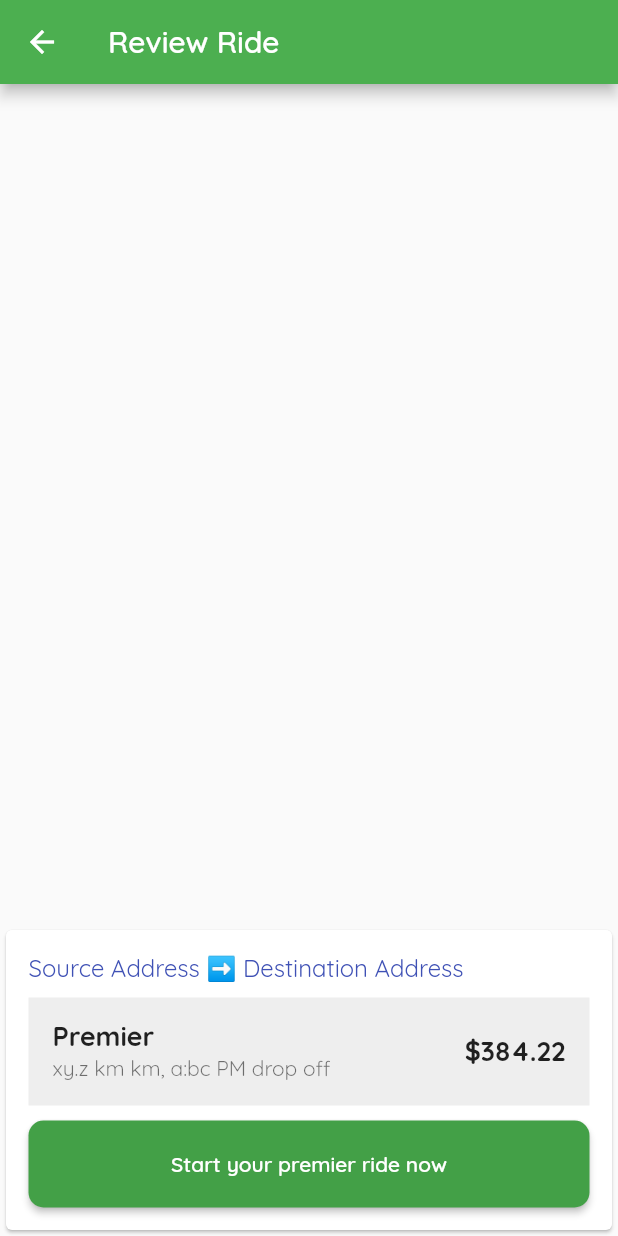
After one commit to anish9999/yatraa, a Flutter app: the ReviewRide screen opened directly, on a phone screen of 412 x 824 dp. The commit adds this screen. Run offline on Flutter 3.47's test engine with Material 2 defaults, Android fonts, the phone set to English and light mode, and no system bars; our stand-ins replace dio, flutter_dotenv, google_fonts, location, shared_preferences; missing offline and left inert: mapbox_gl; accounts and stored records are empty.

Commit message:
review ride screen added

```diff
--- a/lib/main.dart
+++ b/lib/main.dart
@@ -3,6 +3,7 @@ import 'package:flutter_dotenv/flutter_dotenv.dart';
 import 'package:shared_preferences/shared_preferences.dart';
 import 'package:yatraa/screens/home.dart';
 import 'package:yatraa/screens/prepare_ride.dart';
+import 'package:yatraa/screens/review_ride.dart';
 
 import 'UI/splash.dart';
 
@@ -47,6 +48,8 @@ class MyApp extends StatelessWidget {
         "/": (context) => const Splash(),
         Home.routeName: (context) => const Home(),
         PrepareRide.routeName: (context) => const PrepareRide(),
+        // ReviewRide.routeName: (context) =>
+        //     const ReviewRide(modifiedResponse: {}),
       },
     );
   }
--- /dev/null
+++ b/lib/screens/review_ride.dart
@@ -0,0 +1,65 @@
+import 'package:flutter/material.dart';
+import 'package:mapbox_gl/mapbox_gl.dart';
+
+import '../widgets/review_ride_bottom_sheet.dart';
+
+class ReviewRide extends StatefulWidget {
+  static const routeName = "//review-ride-screen";
+  final Map modifiedResponse;
+  const ReviewRide({Key? key, required this.modifiedResponse})
+      : super(key: key);
+
+  @override
+  State<ReviewRide> createState() => _ReviewRideState();
+}
+
+class _ReviewRideState extends State<ReviewRide> {
+  // Mapbox Maps SDK related
+
+  // Directions API response related
+
+  @override
+  void initState() {
+    // initialise distance, dropOffTime, geometry
+    _initialiseDirectionsResponse();
+
+    // initialise initialCameraPosition, address and trip end points
+
+    super.initState();
+  }
+
+  _initialiseDirectionsResponse() {
+    // initialise Direction API related variables
+  }
+
+  _onMapCreated(MapboxMapController controller) async {}
+
+  _onStyleLoadedCallback() async {}
+
+  _addSourceAndLineLayer() async {
+    // Create a polyLine between source and destination
+
+    // Add new source and lineLayer
+  }
+
+  @override
+  Widget build(BuildContext context) {
+    return Scaffold(
+      appBar: AppBar(
+        leading: IconButton(
+            onPressed: () {
+              Navigator.of(context).pop();
+            },
+            icon: const Icon(Icons.arrow_back)),
+        title: const Text('Review Ride'),
+      ),
+      body: SafeArea(
+        child: Stack(
+          children: [
+            reviewRideBottomSheet(context, 'xy.z km', 'a:bc PM'),
+          ],
+        ),
+      ),
+    );
+  }
+}
--- /dev/null
+++ b/lib/widgets/review_ride_bottom_sheet.dart
@@ -0,0 +1,60 @@
+import 'package:flutter/material.dart';
+
+//import '../screens/turn_by_turn.dart';
+
+Widget reviewRideBottomSheet(
+    BuildContext context, String distance, String dropOffTime) {
+  // Get source and destination addresses from sharedPreferences
+
+  return Positioned(
+    bottom: 0,
+    child: SizedBox(
+      width: MediaQuery.of(context).size.width,
+      child: Card(
+        clipBehavior: Clip.antiAlias,
+        child: Padding(
+          padding: const EdgeInsets.all(15),
+          child: Column(
+              crossAxisAlignment: CrossAxisAlignment.start,
+              mainAxisSize: MainAxisSize.min,
+              children: [
+                Text('Source Address ➡ Destination Address',
+                    style: Theme.of(context)
+                        .textTheme
+                        .titleMedium
+                        ?.copyWith(color: Colors.indigo)),
+                Padding(
+                  padding: const EdgeInsets.symmetric(vertical: 10),
+                  child: ListTile(
+                    tileColor: Colors.grey[200],
+                    // leading: const Image(
+                    //     image: AssetImage('assets/image/sport-car.png'),
+                    //     height: 50,
+                    //     width: 50),
+                    title: const Text('Premier',
+                        style: TextStyle(
+                            fontSize: 18, fontWeight: FontWeight.bold)),
+                    subtitle: Text('$distance km, $dropOffTime drop off'),
+                    trailing: const Text('\$384.22',
+                        style: TextStyle(
+                            fontWeight: FontWeight.bold, fontSize: 18)),
+                  ),
+                ),
+                ElevatedButton(
+                    onPressed: () {}
+                    //  Navigator.push(context,
+                    //       MaterialPageRoute(builder: (_) => const TurnByTurn()))
+                    ,
+                    style: ElevatedButton.styleFrom(
+                        padding: const EdgeInsets.all(20)),
+                    child: Row(
+                        mainAxisAlignment: MainAxisAlignment.center,
+                        children: const [
+                          Text('Start your premier ride now'),
+                        ])),
+              ]),
+        ),
+      ),
+    ),
+  );
+}
--- a/lib/widgets/review_ride_fa_button.dart
+++ b/lib/widgets/review_ride_fa_button.dart
@@ -1,4 +1,6 @@
 import 'package:flutter/material.dart';
+
+import '../screens/review_ride.dart';
 
 //import '../screens/review_ride.dart';
 
@@ -8,10 +10,10 @@ Widget reviewRideFaButton(BuildContext context) {
       onPressed: () async {
         // Get directions API response and pass to modified response
 
-        // Navigator.push(
-        //     context,
-        //     MaterialPageRoute(
-        //         builder: (_) => const ReviewRide(modifiedResponse: {})));
+        Navigator.push(
+            context,
+            MaterialPageRoute(
+                builder: (_) => const ReviewRide(modifiedResponse: {})));
       },
       label: const Text('Review Ride'));
 }
```
